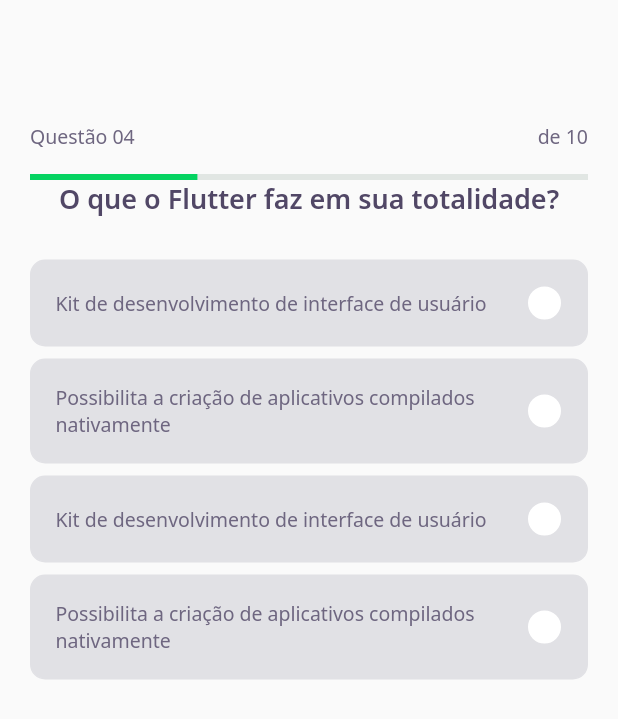
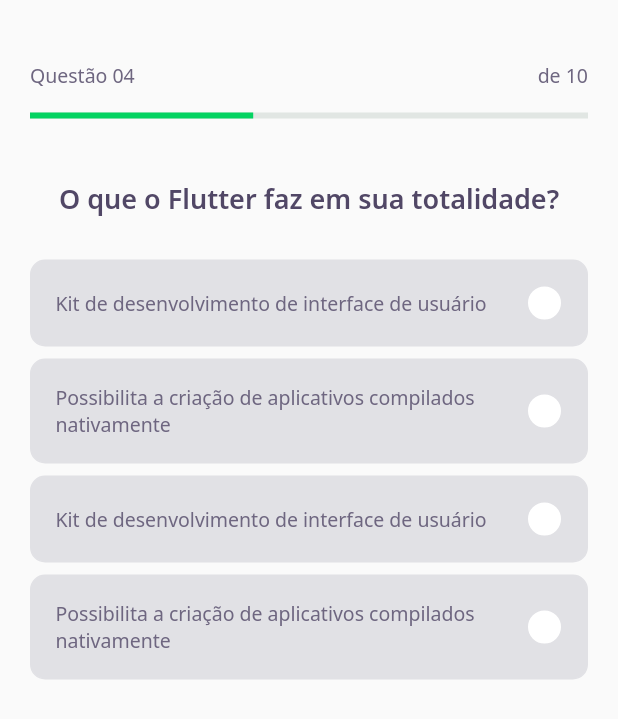
Before and after one commit to andrempeixoto/flutter_devquiz, a Flutter app: the ChallengePage screen opened directly, on a phone screen of 412 x 824 dp. Shown: the top 719 px of the screen. Run offline on Flutter 3.47's test engine with Material 2 defaults, Android fonts, the phone set to English and light mode, and no system bars; our stand-ins replace google_fonts.

```diff
--- a/lib/challenge/widgets/question_indicator/question_indicator_widget.dart
+++ b/lib/challenge/widgets/question_indicator/question_indicator_widget.dart
@@ -9,7 +9,7 @@ class QuestionIndicatorWidget extends StatelessWidget {
       padding: const EdgeInsets.symmetric(horizontal: 20.0),
       child: Container(
         child: Column(
-          mainAxisAlignment: MainAxisAlignment.end,
+          mainAxisAlignment: MainAxisAlignment.center,
           children: [
             Row(
               mainAxisAlignment: MainAxisAlignment.spaceBetween,
--- a/lib/core/app_widget.dart
+++ b/lib/core/app_widget.dart
@@ -1,5 +1,6 @@
+import 'package:DevQuiz/challenge/challenge_page.dart';
 import 'package:DevQuiz/home/home_page.dart';
-// import 'package:DevQuiz/splash/splash_page.dart';
+import 'package:DevQuiz/splash/splash_page.dart';
 import 'package:flutter/material.dart';
 import 'package:flutter/services.dart';
 
@@ -15,7 +16,7 @@ class AppWidget extends StatelessWidget {
     return MaterialApp(
       debugShowCheckedModeBanner: false,
       title: 'DevQuiz',
-      home: HomePage(),
+      home: ChallengePage(),
     );
   }
 }
--- a/lib/home/widgets/appbar/app_bar_widget.dart
+++ b/lib/home/widgets/appbar/app_bar_widget.dart
@@ -1,5 +1,4 @@
-import 'package:DevQuiz/core/app_gradients.dart';
-import 'package:DevQuiz/core/app_text_styles.dart';
+import 'package:DevQuiz/core/core.dart';
 import 'package:DevQuiz/home/widgets/score_card/score_card_widget.dart';
 import 'package:flutter/material.dart';
 
--- a/lib/home/widgets/chart/chart_widget.dart
+++ b/lib/home/widgets/chart/chart_widget.dart
@@ -1,5 +1,4 @@
-import 'package:DevQuiz/core/app_colors.dart';
-import 'package:DevQuiz/core/app_text_styles.dart';
+import 'package:DevQuiz/core/core.dart';
 import 'package:flutter/material.dart';
 
 class ChartWidget extends StatelessWidget {
--- a/lib/home/widgets/score_card/score_card_widget.dart
+++ b/lib/home/widgets/score_card/score_card_widget.dart
@@ -1,5 +1,4 @@
-import 'package:DevQuiz/core/app_colors.dart';
-import 'package:DevQuiz/core/app_text_styles.dart';
+import 'package:DevQuiz/core/core.dart';
 import 'package:DevQuiz/home/widgets/chart/chart_widget.dart';
 import 'package:flutter/material.dart';
 
--- a/lib/shared/widgets/progress_indicator/progress_indicator_widget.dart
+++ b/lib/shared/widgets/progress_indicator/progress_indicator_widget.dart
@@ -11,7 +11,7 @@ class ProgressIndicatorWidget extends StatelessWidget {
   @override
   Widget build(BuildContext context) {
     return LinearProgressIndicator(
-      value: 0.3,
+      value: value,
       backgroundColor: AppColors.chartSecondary,
       valueColor: AlwaysStoppedAnimation(AppColors.chartPrimary),
     );
```
Also changed, not shown: lib/home/widgets/quiz_card/quiz_card_widget.dart (+2 -7 lines).
